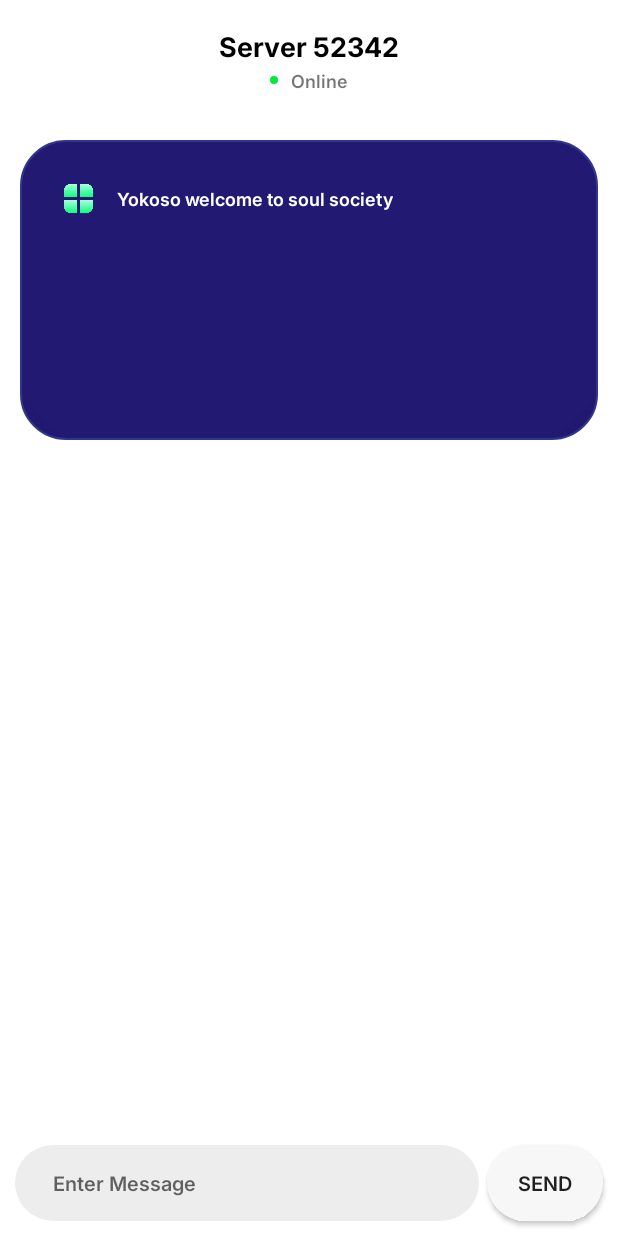
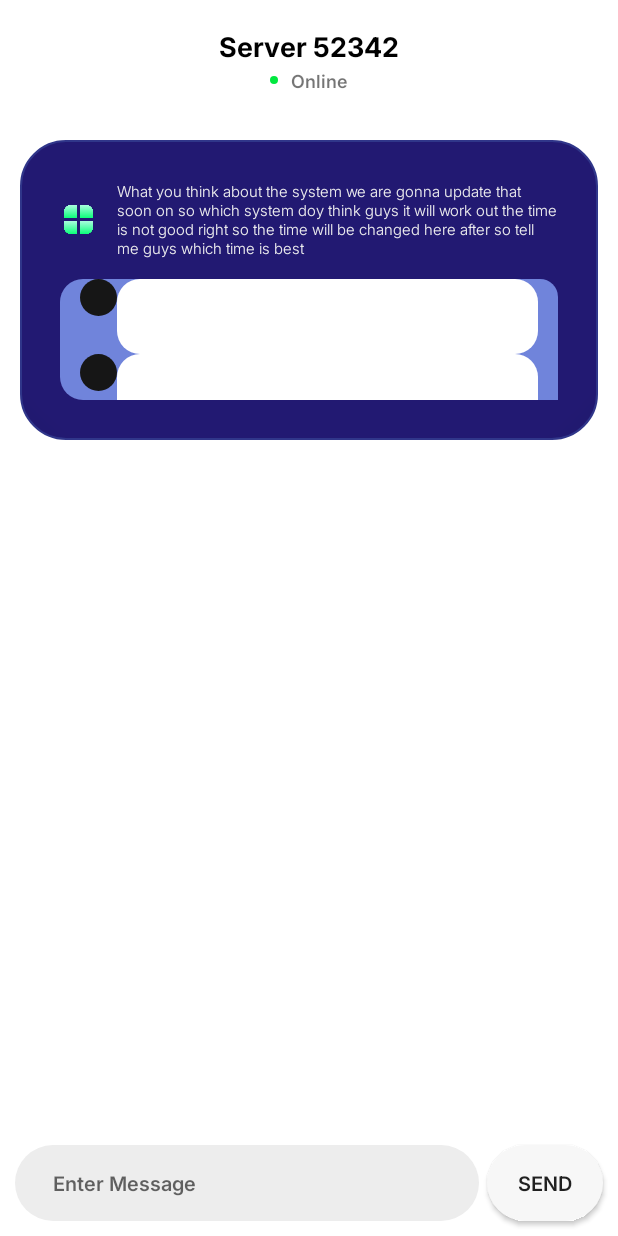
Before and after one commit to Yuslash/poll-app, an Android app built with Jetpack Compose: the screen it shows after launch (ChatRoomActivity), after a tap on "Open a Poll", on a phone screen of 412 x 824 dp. Run offline under Robolectric (Android 15) with nearby library versions, the phone set to English and light mode, and no system bars; libraries missing offline, so code that uses them is left out: io.socket.client; 4 statements that could not run were skipped.

Commit message:
completed the list optionLayout

```diff
--- a/app/src/main/java/com/example/anonymous2/ChatRoomActivity.kt
+++ b/app/src/main/java/com/example/anonymous2/ChatRoomActivity.kt
@@ -114,8 +114,58 @@ class ChatRoomActivity : ComponentActivity() {
 
         pollLayout.addView(headerLayout)
 
+       // create a dummy layout here
+        val dummy = LinearLayout(this).apply {
+            orientation = LinearLayout.VERTICAL
+           layoutParams = LinearLayout.LayoutParams(
+              LinearLayout.LayoutParams.MATCH_PARENT,
+              LinearLayout.LayoutParams.MATCH_PARENT,
+           ).apply {
+               setMargins(0,20,0,0)
+           }
+            setBackgroundResource(R.drawable.message_background)
+        }
+
+        // create a option layout function to set the count how many times we want
+
+       fun createOptionLayout(optionTextValue: String): LinearLayout{
+
+        return LinearLayout(this@ChatRoomActivity).apply {
+            orientation = LinearLayout.HORIZONTAL
+            layoutParams = LinearLayout.LayoutParams(
+                LinearLayout.LayoutParams.MATCH_PARENT,
+                LinearLayout.LayoutParams.WRAP_CONTENT,
+            ).apply {
+                setMargins(20,0,20,0)
+            }
+
+
+        val checkBox = View(this@ChatRoomActivity).apply {
+            layoutParams = LinearLayout.LayoutParams(
+                25.dpToPx(), // Expanded height
+                25.dpToPx(), // Expanded height
+            )
+            setBackgroundResource(R.drawable.edittext_bg)
+        }
+
+        val optionText = TextView(this@ChatRoomActivity).apply {
+            layoutParams = LinearLayout.LayoutParams(
+                LinearLayout.LayoutParams.MATCH_PARENT,
+                50.dpToPx()
+            )
+            setBackgroundResource(R.drawable.button_bg)
+           }
+            addView(checkBox)
+            addView(optionText)
+         }
+       }
+
+        val optionText = listOf("option 1", "option 2", "option 3")
+            optionText.forEach { text ->
+                dummy.addView(createOptionLayout(text))
+            }
+
        // add the condition over here
-
         pollLayout.setOnClickListener{
             if(isExpand) {
                 pollLayout.layoutParams = LinearLayout.LayoutParams(
@@ -126,6 +176,8 @@ class ChatRoomActivity : ComponentActivity() {
                 }
                 textPoll.text = "Open a Poll"
                 imagePoll.animate().rotation(0f).setDuration(400).start()
+                textPoll.setTextAppearance(R.style.collapsedAppearence_Expanded)
+                pollLayout.removeView(dummy)
 
             } else {
                 pollLayout.layoutParams = LinearLayout.LayoutParams(
@@ -135,10 +187,12 @@ class ChatRoomActivity : ComponentActivity() {
                     setMargins(20,20,20,20)
                 }
 
-                textPoll.text = "Yokoso welcome to soul society"
+                textPoll.text = "What you think about the system we are gonna update that soon on so which system doy think guys it will work out the time is not good right so the time will be changed here after so tell me guys which time is best"
+                textPoll.setTextAppearance(R.style.collapsedAppearence)
                 imagePoll.animate().rotation(360f).setDuration(400).start()
 
                 // here we are gonna add layout when you click
+                pollLayout.addView(dummy)
 
             }
             isExpand = !isExpand
```
